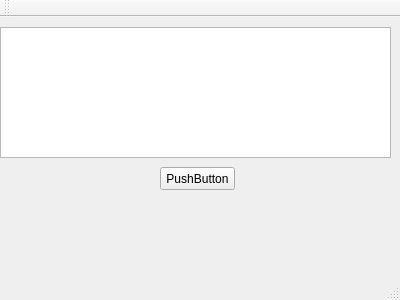
This is mainwindow.ui in thishzw/Rfid as Qt 5 draws it before an edit. The edited form follows.
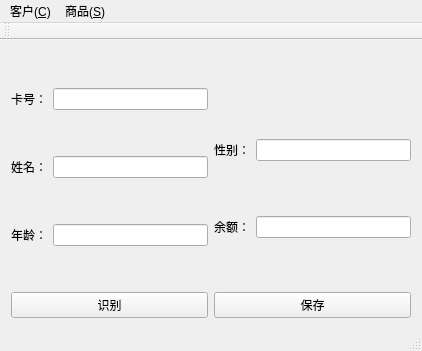
This is the edited form.

Diff of the .ui file:
```diff
--- a/mainwindow.ui
+++ b/mainwindow.ui
@@ -6,47 +6,263 @@
    <rect>
     <x>0</x>
     <y>0</y>
-    <width>400</width>
-    <height>300</height>
+    <width>422</width>
+    <height>351</height>
    </rect>
   </property>
   <property name="windowTitle">
    <string>MainWindow</string>
   </property>
   <widget class="QWidget" name="centralWidget">
-   <widget class="QPushButton" name="pushButton">
-    <property name="geometry">
-     <rect>
-      <x>160</x>
-      <y>150</y>
-      <width>75</width>
-      <height>23</height>
-     </rect>
-    </property>
-    <property name="text">
-     <string>PushButton</string>
-    </property>
-   </widget>
-   <widget class="QTextEdit" name="textEdit">
-    <property name="geometry">
-     <rect>
-      <x>0</x>
-      <y>10</y>
-      <width>391</width>
-      <height>131</height>
-     </rect>
-    </property>
-   </widget>
+   <layout class="QHBoxLayout" name="horizontalLayout_7">
+    <item>
+     <layout class="QHBoxLayout" name="horizontalLayout_6">
+      <item>
+       <layout class="QVBoxLayout" name="verticalLayout">
+        <item>
+         <spacer name="verticalSpacer">
+          <property name="orientation">
+           <enum>Qt::Vertical</enum>
+          </property>
+          <property name="sizeHint" stdset="0">
+           <size>
+            <width>17</width>
+            <height>13</height>
+           </size>
+          </property>
+         </spacer>
+        </item>
+        <item>
+         <layout class="QHBoxLayout" name="horizontalLayout">
+          <item>
+           <widget class="QLabel" name="label">
+            <property name="text">
+             <string>卡号：</string>
+            </property>
+            <property name="buddy">
+             <cstring>lineEdit</cstring>
+            </property>
+           </widget>
+          </item>
+          <item>
+           <widget class="QLineEdit" name="lineEdit">
+            <property name="readOnly">
+             <bool>true</bool>
+            </property>
+           </widget>
+          </item>
+         </layout>
+        </item>
+        <item>
+         <spacer name="verticalSpacer_2">
+          <property name="orientation">
+           <enum>Qt::Vertical</enum>
+          </property>
+          <property name="sizeHint" stdset="0">
+           <size>
+            <width>20</width>
+            <height>40</height>
+           </size>
+          </property>
+         </spacer>
+        </item>
+        <item>
+         <layout class="QHBoxLayout" name="horizontalLayout_2">
+          <item>
+           <widget class="QLabel" name="label_2">
+            <property name="text">
+             <string>姓名：</string>
+            </property>
+            <property name="buddy">
+             <cstring>lineEdit_2</cstring>
+            </property>
+           </widget>
+          </item>
+          <item>
+           <widget class="QLineEdit" name="lineEdit_2">
+            <property name="readOnly">
+             <bool>true</bool>
+            </property>
+           </widget>
+          </item>
+         </layout>
+        </item>
+        <item>
+         <spacer name="verticalSpacer_3">
+          <property name="orientation">
+           <enum>Qt::Vertical</enum>
+          </property>
+          <property name="sizeHint" stdset="0">
+           <size>
+            <width>20</width>
+            <height>40</height>
+           </size>
+          </property>
+         </spacer>
+        </item>
+        <item>
+         <layout class="QHBoxLayout" name="horizontalLayout_3">
+          <item>
+           <widget class="QLabel" name="label_5">
+            <property name="text">
+             <string>年龄：</string>
+            </property>
+            <property name="buddy">
+             <cstring>lineEdit_3</cstring>
+            </property>
+           </widget>
+          </item>
+          <item>
+           <widget class="QLineEdit" name="lineEdit_3">
+            <property name="readOnly">
+             <bool>true</bool>
+            </property>
+           </widget>
+          </item>
+         </layout>
+        </item>
+        <item>
+         <spacer name="verticalSpacer_4">
+          <property name="orientation">
+           <enum>Qt::Vertical</enum>
+          </property>
+          <property name="sizeHint" stdset="0">
+           <size>
+            <width>20</width>
+            <height>40</height>
+           </size>
+          </property>
+         </spacer>
+        </item>
+        <item>
+         <widget class="QPushButton" name="pushButton">
+          <property name="text">
+           <string>识别</string>
+          </property>
+         </widget>
+        </item>
+       </layout>
+      </item>
+      <item>
+       <layout class="QVBoxLayout" name="verticalLayout_2">
+        <item>
+         <spacer name="verticalSpacer_5">
+          <property name="orientation">
+           <enum>Qt::Vertical</enum>
+          </property>
+          <property name="sizeHint" stdset="0">
+           <size>
+            <width>20</width>
+            <height>88</height>
+           </size>
+          </property>
+         </spacer>
+        </item>
+        <item>
+         <layout class="QHBoxLayout" name="horizontalLayout_4">
+          <item>
+           <widget class="QLabel" name="label_3">
+            <property name="text">
+             <string>性别：</string>
+            </property>
+            <property name="buddy">
+             <cstring>lineEdit_4</cstring>
+            </property>
+           </widget>
+          </item>
+          <item>
+           <widget class="QLineEdit" name="lineEdit_4">
+            <property name="readOnly">
+             <bool>true</bool>
+            </property>
+           </widget>
+          </item>
+         </layout>
+        </item>
+        <item>
+         <spacer name="verticalSpacer_7">
+          <property name="orientation">
+           <enum>Qt::Vertical</enum>
+          </property>
+          <property name="sizeHint" stdset="0">
+           <size>
+            <width>20</width>
+            <height>40</height>
+           </size>
+          </property>
+         </spacer>
+        </item>
+        <item>
+         <layout class="QHBoxLayout" name="horizontalLayout_5">
+          <item>
+           <widget class="QLabel" name="label_4">
+            <property name="text">
+             <string>余额：</string>
+            </property>
+            <property name="buddy">
+             <cstring>lineEdit_5</cstring>
+            </property>
+           </widget>
+          </item>
+          <item>
+           <widget class="QLineEdit" name="lineEdit_5">
+            <property name="readOnly">
+             <bool>true</bool>
+            </property>
+           </widget>
+          </item>
+         </layout>
+        </item>
+        <item>
+         <spacer name="verticalSpacer_8">
+          <property name="orientation">
+           <enum>Qt::Vertical</enum>
+          </property>
+          <property name="sizeHint" stdset="0">
+           <size>
+            <width>20</width>
+            <height>40</height>
+           </size>
+          </property>
+         </spacer>
+        </item>
+        <item>
+         <widget class="QPushButton" name="pushButton_2">
+          <property name="text">
+           <string>保存</string>
+          </property>
+         </widget>
+        </item>
+       </layout>
+      </item>
+     </layout>
+    </item>
+   </layout>
   </widget>
   <widget class="QMenuBar" name="menuBar">
    <property name="geometry">
     <rect>
      <x>0</x>
      <y>0</y>
-     <width>400</width>
+     <width>422</width>
      <height>23</height>
     </rect>
    </property>
+   <widget class="QMenu" name="menu_C">
+    <property name="title">
+     <string>客户(&amp;C)</string>
+    </property>
+    <addaction name="action"/>
+    <addaction name="separator"/>
+   </widget>
+   <widget class="QMenu" name="menu_S">
+    <property name="title">
+     <string>商品(&amp;S)</string>
+    </property>
+    <addaction name="actionAdd"/>
+   </widget>
+   <addaction name="menu_C"/>
+   <addaction name="menu_S"/>
   </widget>
   <widget class="QToolBar" name="mainToolBar">
    <attribute name="toolBarArea">
```
Left out of the diff: 29 changed lines with no effect on the pictures.
